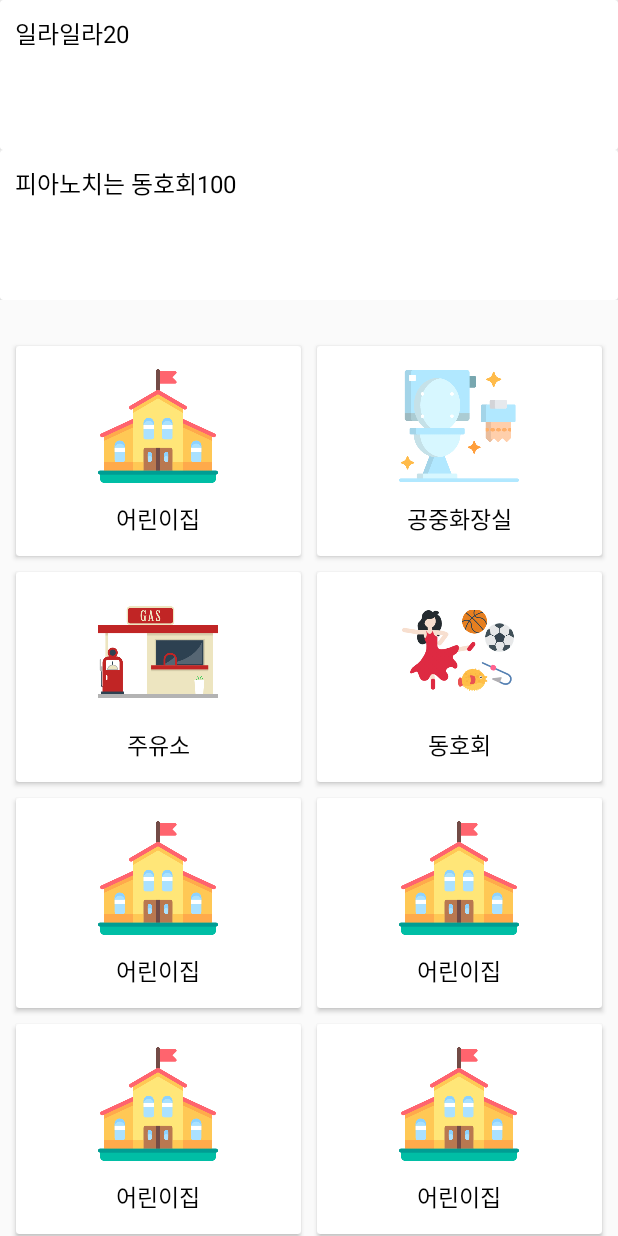
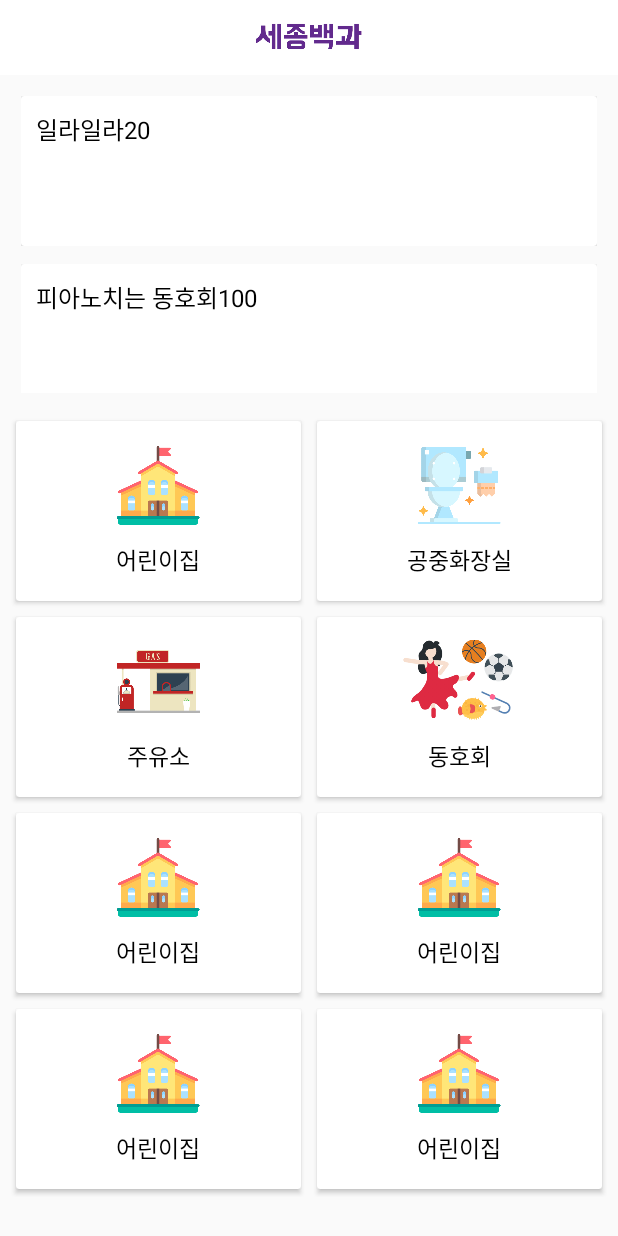
Before and after one commit to taeiim/All_About_Sejong, an Android app: the fragment MusicFragment placed in its activity, on a phone screen of 412 x 824 dp. Run offline under Robolectric (Android 15) with nearby library versions, the phone set to English and light mode, and no system bars; libraries missing offline, so code that uses them is left out: ss.com.bannerslider; plain views replace BannerSlider; 6 statements that could not run were skipped.

Commit message:
Add Main CardView Animation

```diff
--- a/app/src/main/java/com/example/parktaeim/all_about_sejong/Activity/MainActivity.java
+++ b/app/src/main/java/com/example/parktaeim/all_about_sejong/Activity/MainActivity.java
@@ -56,6 +56,7 @@ public class MainActivity extends AppCompatActivity implements View.OnClickListe
 
         List<Banner> banners = new ArrayList<>();
         banners.add(new RemoteBanner("http://cfile1.uf.tistory.com/image/275A934355E46C592A0445"));
+        banners.add(new RemoteBanner("https://c-lj.gnst.jp/public/article/detail/a/00/00/a0000449/img/basic/a0000449_main.jpg?20170412195903"));
         banners.add(new RemoteBanner("http://i43.tinypic.com/2598wb7.jpg"));
 //        banners.add(new DrawableBanner(R.drawable.drawable));
 
@@ -69,7 +70,7 @@ public class MainActivity extends AppCompatActivity implements View.OnClickListe
 
         setUpRecyclerData();
 
-        adapter = new MainRecyclerAdapter(mainItemArrayList);
+        adapter = new MainRecyclerAdapter(mainItemArrayList,getApplicationContext());
         recyclerView.setAdapter(adapter);
         recyclerView.setLayoutManager(layoutManager);
 
--- a/app/src/main/java/com/example/parktaeim/all_about_sejong/Adapter/MainRecyclerAdapter.java
+++ b/app/src/main/java/com/example/parktaeim/all_about_sejong/Adapter/MainRecyclerAdapter.java
@@ -1,9 +1,13 @@
 package com.example.parktaeim.all_about_sejong.Adapter;
 
+import android.content.Context;
 import android.support.v7.widget.RecyclerView;
 import android.view.LayoutInflater;
+import android.view.MotionEvent;
 import android.view.View;
 import android.view.ViewGroup;
+import android.view.animation.Animation;
+import android.view.animation.AnimationUtils;
 import android.widget.ImageView;
 import android.widget.TextView;
 
@@ -20,9 +24,11 @@ import java.util.zip.Inflater;
 
 public class MainRecyclerAdapter extends RecyclerView.Adapter<MainRecyclerAdapter.ViewHolder> {
     List<MainItem> mainItemList = new ArrayList<>();
+    Context context;
 
-    public MainRecyclerAdapter(List<MainItem> mainItemList) {
+    public MainRecyclerAdapter(List<MainItem> mainItemList, Context context) {
         this.mainItemList = mainItemList;
+        this.context = context;
     }
 
     @Override
@@ -36,6 +42,21 @@ public class MainRecyclerAdapter extends RecyclerView.Adapter<MainRecyclerAdapte
     public void onBindViewHolder(MainRecyclerAdapter.ViewHolder holder, int position) {
         holder.cardview_imgView.setImageResource(mainItemList.get(position).getImg());
         holder.cardview_titleTv.setText(mainItemList.get(position).getTitle());
+
+        holder.itemView.setOnTouchListener(new View.OnTouchListener() {
+            @Override
+            public boolean onTouch(View v, MotionEvent event) {
+                switch(event.getAction()) {
+                    case MotionEvent.ACTION_DOWN:
+                        Animation anim = AnimationUtils.loadAnimation(context,R.anim.scale_main_img);
+                        holder.cardview_imgView.startAnimation(anim);
+                        break;
+                    default:
+                        break;
+                }
+                return true;
+            }
+        });
     }
 
     @Override
--- /dev/null
+++ b/app/src/main/res/anim/scale_main_img.xml
@@ -0,0 +1,11 @@
+<?xml version="1.0" encoding="utf-8"?>
+<scale xmlns:android="http://schemas.android.com/apk/res/android"
+    android:fromXScale = "1.3"
+    android:toXScale = "1.0"
+    android:fromYScale = "1.3"
+    android:toYScale = "1.0"
+    android:pivotX="50%"
+    android:pivotY="50%"
+    android:duration="300">
+
+</scale>
--- a/app/src/main/res/layout/activity_day_care_center.xml
+++ b/app/src/main/res/layout/activity_day_care_center.xml
@@ -26,8 +26,9 @@
             <android.support.v7.widget.Toolbar
                 android:id="@+id/center_toolbar"
                 android:layout_width="match_parent"
-                android:layout_height="?attr/actionBarSize"
-                app:contentInsetStart="0dp">
+                android:layout_height="@dimen/main_toolbar_height"
+                app:contentInsetStart="0dp"
+                android:background="#FFF">
 
                 <RelativeLayout
                     android:layout_width="match_parent"
--- a/app/src/main/res/layout/activity_main.xml
+++ b/app/src/main/res/layout/activity_main.xml
@@ -6,6 +6,32 @@
     android:layout_height="match_parent"
     android:orientation="vertical"
     tools:context="com.example.parktaeim.all_about_sejong.Activity.MainActivity">
+
+    <android.support.v7.widget.Toolbar
+        android:id="@+id/main_toolbar"
+        android:layout_width="match_parent"
+        android:layout_height="@dimen/main_toolbar_height"
+        app:contentInsetStart="0dp"
+        android:background="#FFF">
+
+        <RelativeLayout
+            android:layout_width="match_parent"
+            android:layout_height="match_parent">
+
+            <ImageView
+                android:layout_width="90dp"
+                android:layout_height="20dp"
+                android:layout_centerHorizontal="true"
+                android:layout_centerInParent="true"
+                android:text="세종백과"
+                android:textColor="@color/colorItem"
+                android:textSize="15dp"
+                android:src="@drawable/icon_app_logo"/>
+
+        </RelativeLayout>
+
+    </android.support.v7.widget.Toolbar>
+
 
     <android.support.v4.widget.NestedScrollView
         android:layout_width="match_parent"
--- a/app/src/main/res/layout/activity_toilet.xml
+++ b/app/src/main/res/layout/activity_toilet.xml
@@ -9,8 +9,9 @@
     <android.support.v7.widget.Toolbar
         android:id="@+id/center_toolbar"
         android:layout_width="match_parent"
-        android:layout_height="?attr/actionBarSize"
-        app:contentInsetStart="0dp">
+        android:layout_height="@dimen/main_toolbar_height"
+        app:contentInsetStart="0dp"
+        android:background="#FFF">
 
         <RelativeLayout
             android:layout_width="match_parent"
--- a/app/src/main/res/layout/fragment_club_music.xml
+++ b/app/src/main/res/layout/fragment_club_music.xml
@@ -1,11 +1,13 @@
 <?xml version="1.0" encoding="utf-8"?>
-<android.support.constraint.ConstraintLayout
-    xmlns:android="http://schemas.android.com/apk/res/android" android:layout_width="match_parent"
+<LinearLayout
+    xmlns:android="http://schemas.android.com/apk/res/android"
+    android:layout_width="match_parent"
     android:layout_height="match_parent">
 
     <android.support.v7.widget.RecyclerView
         android:id="@+id/club_music_recyclerview"
         android:layout_width="match_parent"
-        android:layout_height="match_parent" />
+        android:layout_height="match_parent"
+        android:padding="8dp"/>
 
-</android.support.constraint.ConstraintLayout>
+</LinearLayout>
--- a/app/src/main/res/layout/fragment_club_sports.xml
+++ b/app/src/main/res/layout/fragment_club_sports.xml
@@ -8,5 +8,5 @@
         android:id="@+id/club_sports_recyclerView"
         android:layout_width="match_parent"
         android:layout_height="match_parent"
-        android:layout_margin="20dp"/>
+        android:padding="8dp"/>
 </LinearLayout>
--- a/app/src/main/res/layout/item_club_cardview.xml
+++ b/app/src/main/res/layout/item_club_cardview.xml
@@ -1,7 +1,8 @@
 <?xml version="1.0" encoding="utf-8"?>
 <LinearLayout
     xmlns:android="http://schemas.android.com/apk/res/android" android:layout_width="match_parent"
-    android:layout_height="wrap_content">
+    android:layout_height="wrap_content"
+    android:layout_margin="6dp">
 
     <android.support.v7.widget.CardView
         android:layout_width="match_parent"
--- a/app/src/main/res/layout/item_main_cardview.xml
+++ b/app/src/main/res/layout/item_main_cardview.xml
@@ -1,8 +1,11 @@
 <?xml version="1.0" encoding="utf-8"?>
-<android.support.v7.widget.CardView xmlns:android="http://schemas.android.com/apk/res/android"
+<android.support.v7.widget.CardView
+    xmlns:android="http://schemas.android.com/apk/res/android"
     android:layout_width="match_parent"
-    android:layout_height="140dp"
-    android:layout_margin="5dp">
+    android:layout_height="120dp"
+    android:layout_margin="5dp"
+    android:padding="20dp"
+    >
 
     <LinearLayout
         android:layout_width="match_parent"
@@ -13,7 +16,7 @@
         <ImageView
             android:id="@+id/main_cardviewImg"
             android:layout_width="80dp"
-            android:layout_height="80dp"
+            android:layout_height="55dp"
             android:layout_marginBottom="10dp"/>
 
         <TextView
--- a/app/src/main/res/values/dimens.xml
+++ b/app/src/main/res/values/dimens.xml
@@ -1,5 +1,6 @@
 <?xml version="1.0" encoding="utf-8"?>
 <resources>
+    <dimen name="main_toolbar_height">50dp</dimen>
     <dimen name="main_topImage_height">250dp</dimen>
     <dimen name="main_cardview_textsize">16dp</dimen>
     <dimen name="main_cardview_margin">18dp</dimen>
```
Also changed, not shown: app/src/main/res/drawable/edge_club_item.xml (added, +30 -0 lines), app/src/main/res/layout/activity_club.xml (+4 -23 lines), app/src/main/res/drawable/icon_app_logo.png (added).
